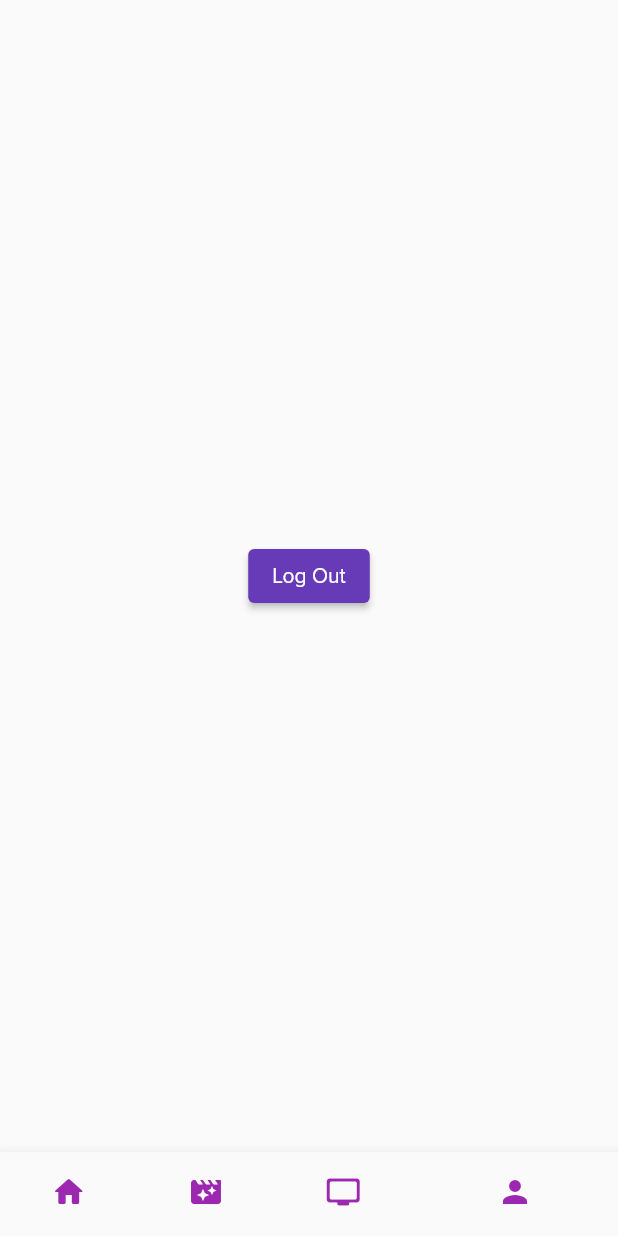
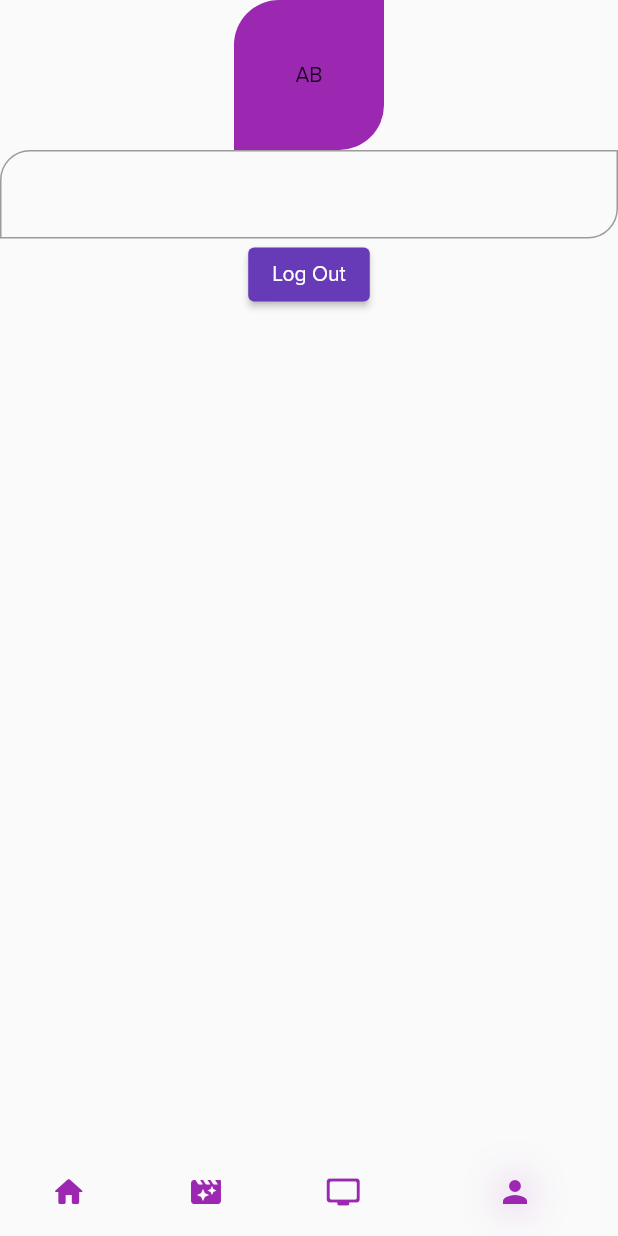
Before and after one commit to artem-petrushenko/TheMovieDB, a Flutter app: the MainScreenWidget screen opened by its route, item 4 of the bottom bar chosen, on a phone screen of 412 x 824 dp. Run offline on Flutter 3.47's test engine with Material 2 defaults, Android fonts, the phone set to English and light mode, and no system bars; our stand-ins replace flutter_secure_storage, flutter_svg, youtube_player_flutter; accounts and stored records are empty; network calls fail.

```diff
--- a/lib/domain/api_client/account_api_client.dart
+++ b/lib/domain/api_client/account_api_client.dart
@@ -65,7 +65,7 @@ class AccountApiClient {
     return result;
   }
 
-  Future<int> addToWatchlist({
+  Future<int> markAsWatchlist({
     required int accountId,
     required String sessionId,
     required MediaType mediaType,
--- /dev/null
+++ b/lib/library/localized_model.dart
@@ -0,0 +1,14 @@
+import 'dart:ui';
+
+class LocalizedModelStorage {
+  String _localeTag = '';
+
+  String get localeTag => _localeTag;
+
+  bool updateLocale(Locale locale) {
+    final localeTag = locale.toLanguageTag();
+    if (_localeTag == localeTag) return false;
+    _localeTag = localeTag;
+    return true;
+  }
+}
--- a/lib/ui/screens/main_screen/main_screen.dart
+++ b/lib/ui/screens/main_screen/main_screen.dart
@@ -33,10 +33,19 @@ class _MainScreenWidgetState extends State<MainScreenWidget> {
         ],
       ),
       bottomNavigationBar: BottomNavigationBar(
+        elevation: 0,
         showUnselectedLabels: false,
         showSelectedLabels: false,
         unselectedIconTheme: const IconThemeData(color: Colors.purple),
-        selectedIconTheme: const IconThemeData(color: Colors.purple),
+        selectedIconTheme:  IconThemeData(
+          color: Colors.purple,
+          shadows: [
+            BoxShadow(
+              color: Colors.purple.shade300,
+              blurRadius: 32.0,
+            ),
+          ],
+        ),
         currentIndex: _selectedIndex,
         onTap: (index) => _onItemTapped(index),
         items: const [
--- a/lib/ui/screens/movie_details/movie_details_poster_widget.dart
+++ b/lib/ui/screens/movie_details/movie_details_poster_widget.dart
@@ -124,7 +124,7 @@ class _WatchlistWidget extends StatelessWidget {
         child: Material(
           color: const Color(0x4DFFFFFF),
           child: InkWell(
-            onTap: () => model.addToWatchlist(context),
+            onTap: () => model.toggleWatchlist(context),
             child: Icon(
               isWatchlistIcon,
               size: 24,
--- a/lib/ui/screens/movie_details/movie_details_screen.dart
+++ b/lib/ui/screens/movie_details/movie_details_screen.dart
@@ -18,8 +18,10 @@ class _MovieDetailsScreenState extends State<MovieDetailsScreen> {
   @override
   void didChangeDependencies() {
     super.didChangeDependencies();
+    final locale = Localizations.localeOf(context);
     Future.microtask(
-        () => context.read<MovieDetailsViewModel>().setupLocale(context));
+      () => context.read<MovieDetailsViewModel>().setupLocale(context, locale),
+    );
   }
 
   @override
--- a/lib/ui/screens/movie_list/movie_list_model.dart
+++ b/lib/ui/screens/movie_list/movie_list_model.dart
@@ -4,6 +4,7 @@ import 'package:flutter/material.dart';
 import 'package:intl/intl.dart';
 import 'package:themoviedb/domain/entity/movie.dart';
 import 'package:themoviedb/domain/services/movie_service.dart';
+import 'package:themoviedb/library/localized_model.dart';
 import 'package:themoviedb/library/paginator.dart';
 import 'package:themoviedb/ui/navigation/main_navigation.dart';
 
@@ -28,7 +29,7 @@ class MovieListViewModel extends ChangeNotifier {
   late final Paginator<Movie> _popularMoviePagination;
   late final Paginator<Movie> _searchMoviePagination;
   Timer? searchDebounce;
-  String _locale = '';
+  final _localeStorage = LocalizedModelStorage();
   var _movies = <MovieListRowData>[];
   String? _searchQuery;
 
@@ -44,7 +45,7 @@ class MovieListViewModel extends ChangeNotifier {
     _popularMoviePagination = Paginator<Movie>((page) async {
       final result = await _movieService.popularMovie(
         page,
-        _locale,
+        _localeStorage.localeTag,
       );
       return PaginatorLoadResult(
         data: result.movies,
@@ -55,7 +56,7 @@ class MovieListViewModel extends ChangeNotifier {
     _searchMoviePagination = Paginator<Movie>((page) async {
       final result = await _movieService.searchMovie(
         page,
-        _locale,
+        _localeStorage.localeTag,
         _searchQuery ?? '',
       );
       return PaginatorLoadResult(
@@ -79,11 +80,9 @@ class MovieListViewModel extends ChangeNotifier {
     );
   }
 
-  Future<void> setupLocale(BuildContext context) async {
-    final locale = Localizations.localeOf(context).toLanguageTag();
-    if (_locale == locale) return;
-    _locale = locale;
-    _dateFormat = DateFormat.yMMMMd(locale);
+  Future<void> setupLocale(Locale locale) async {
+    if (!_localeStorage.updateLocale(locale)) return;
+    _dateFormat = DateFormat.yMMMMd(_localeStorage.localeTag);
     await _resetList();
   }
 
--- a/lib/ui/screens/user/user_model.dart
+++ b/lib/ui/screens/user/user_model.dart
@@ -1,7 +1,11 @@
 import 'package:flutter/material.dart';
 
 import 'package:themoviedb/domain/services/auth_service.dart';
+import 'package:themoviedb/ui/navigation/main_navigation.dart';
 
 class UserViewModel extends ChangeNotifier {
-  Future<void> logout() async => AuthService().logout();
+  Future<void> logout(BuildContext context) async {
+    AuthService().logout();
+    MainNavigation.resetNavigation(context);
+  }
 }
--- a/lib/ui/screens/user/user_screen.dart
+++ b/lib/ui/screens/user/user_screen.dart
@@ -8,13 +8,50 @@ class UserScreen extends StatelessWidget {
 
   @override
   Widget build(BuildContext context) {
+    return const Scaffold(
+      body: _BodyWidget(),
+    );
+  }
+}
+
+class _BodyWidget extends StatelessWidget {
+  const _BodyWidget({Key? key}) : super(key: key);
+
+  @override
+  Widget build(BuildContext context) {
     final model = context.read<UserViewModel>();
-    return Scaffold(
-      body: Center(
-        child: ElevatedButton(
-          onPressed: model.logout,
-          child: const Text('Log Out'),
-        ),
+    return SingleChildScrollView(
+      child: Column(
+        children: [
+          Container(
+            width: 100,
+            height: 100,
+            decoration: const BoxDecoration(
+              color: Colors.purple,
+              borderRadius: BorderRadius.only(
+                topLeft: Radius.circular(30),
+                bottomRight: Radius.circular(30),
+              ),
+            ),
+            child: const Center(
+              child: Text('AB'),
+            ),
+          ),
+          const TextField(
+            decoration: InputDecoration(
+              border: OutlineInputBorder(
+                borderRadius: BorderRadius.only(
+                  topLeft: Radius.circular(20.0),
+                  bottomRight: Radius.circular(20.0),
+                ),
+              ),
+            ),
+          ),
+          ElevatedButton(
+            onPressed: () => model.logout(context),
+            child: const Text('Log Out'),
+          ),
+        ],
       ),
     );
   }
```
Also changed, not shown: lib/domain/api_client/movie_api_client.dart (+47 -26 lines), lib/domain/local_entity/movie_details_local.dart (added, +13 -0 lines), lib/domain/services/movie_service.dart (+67 -1 lines), lib/ui/screens/movie_details/movie_details_model.dart (+29 -53 lines), lib/ui/screens/movie_list/movie_list_screen.dart (+82 -76 lines).
